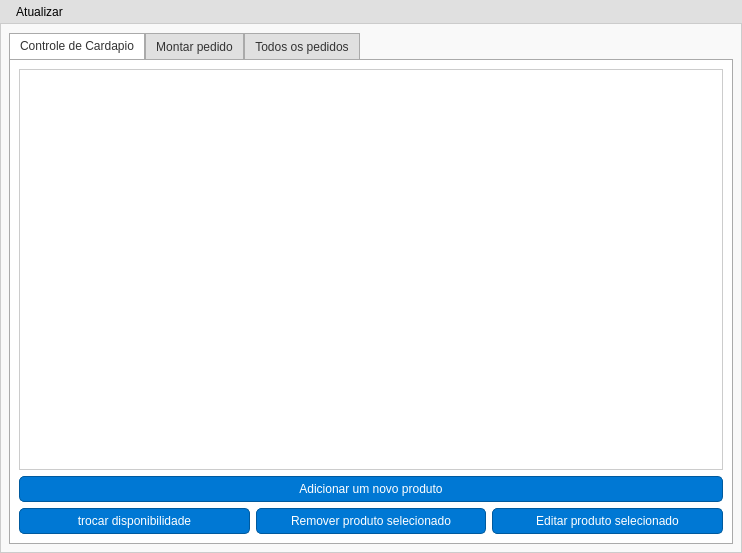
Before: the Qt Designer form cliente_funcionario_server/src/screen/ui/tela_principal_server.ui in JonasCGN/Projeto-Final-POO-II, drawn with Qt 5.
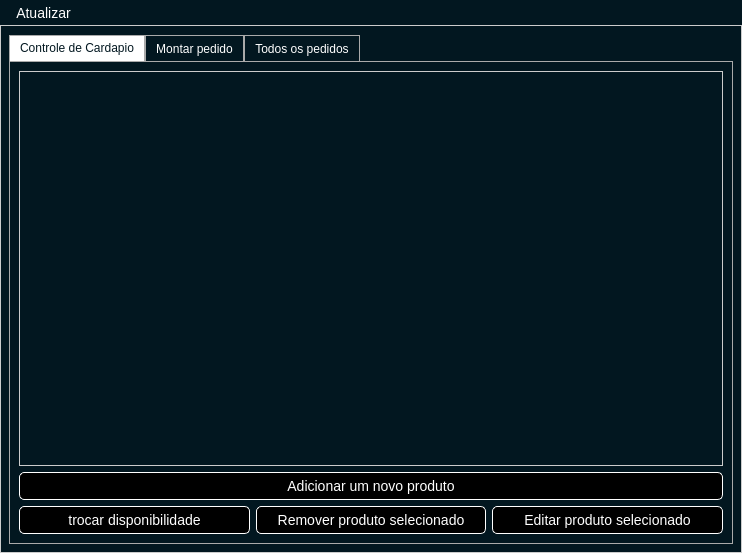
After: the same form once the commit is applied. Icons and pictures are not drawn.

Commit message: tela principal

```diff
--- a/cliente_funcionario_server/src/screen/ui/tela_principal_server.ui
+++ b/cliente_funcionario_server/src/screen/ui/tela_principal_server.ui
@@ -16,41 +16,51 @@
   <property name="styleSheet">
    <string notr="true">
 QMainWindow {
-    background-color: #f9f9f9; 
-    border: 1px solid #ccc
+    background-color: #021720;
+    border: 1px solid #ccc;
+    background-image: url('/root/Projeto-Final-POO-II/Tela base.jpg'); 
+    background-repeat: no-repeat;
+    background-position: center;
+    color: white; /* Fonte branca */
+    font-size: 14px; /* Fonte maior */
 }
 
 QTabWidget::pane {
     border: 1px solid #aaa; 
-    background-color: #ffffff;
+    background-color: #021720;
+    color: white; /* Fonte branca */
 }
 
 QTabBar::tab {
-    background: #e0e0e0;
+    background: #021720;
     padding: 5px 10px;
     border: 1px solid #aaa;
     border-bottom: none;
-    color: #333;
+    color: white; /* Fonte branca */
+    
 }
 
 QTabBar::tab:selected {
     background: #ffffff;
     border-bottom: 1px solid #fff;
+    color: #021720; /* Texto azul escuro no selecionado */
 }
 
 QListView {
-    background: #ffffff;
+    background: #021720;
     border: 1px solid #ccc;
-    color: #333;
+    color: white; /* Fonte branca */
     padding: 5px;
+    font-size: 14px; /* Fonte maior */
 }
 
 QPushButton {
-    background-color: #0078d4;
-    color: white;
-    border: 1px solid #005a9e;
+    background-color: #000000; /* Fundo preto */
+    color: white; /* Fonte branca */
+    border: 1px solid white; /* Borda branca */
     border-radius: 5px;
     padding: 5px 10px;
+    font-size: 14px; /* Fonte maior */
 }
 
 QPushButton:hover {
@@ -62,42 +72,60 @@
 }
 
 QComboBox {
-    background-color: #ffffff;
-    border: 1px solid #ccc;
+    background-color: #021720;
+    border: 1px solid white; /* Borda branca */
     border-radius: 5px;
     padding: 5px;
-    color: #333;
+    color: white; /* Fonte branca */
+    font-size: 14px; /* Fonte maior */
+}
+
+QComboBox QAbstractItemView {
+    background-color: #021720; /* Fundo do menu suspenso */
+    color: white; /* Fonte branca */
 }
 
 QComboBox:disabled {
-    background-color: #f0f0f0; /* Cor de fundo para desativado */
-    border: 1px solid #aaa; /* Cor da borda quando desativado */
-    color: #888; /* Cor do texto quando desativado */
+    background-color: #021720; /* Fundo azul escuro */
+    border: 1px solid #555555; /* Borda cinza escuro para desativado */
+    color: #888888; /* Texto cinza claro para desativado */
 }
 
 QComboBox::drop-down {
     border-left: 1px solid #aaa;
     width: 20px;
-    background: #e0e0e0;
+    background: #021720;
+    color: white; /* Fonte branca */
 }
 
 QMenuBar {
-    background-color: #e0e0e0;
+    background-color: #021720;
     border-bottom: 1px solid #ccc;
+    color: white; /* Fonte branca */
+    font-size: 14px; /* Fonte maior */
 }
 
 QMenuBar::item {
     padding: 5px 10px;
     background: transparent;
+    color: white; /* Fonte branca */
+    font-size: 14px; /* Fonte maior */
 }
 
 QMenuBar::item:selected {
-    background: #d0d0d0;
+    background: #333333; /* Fundo cinza escuro ao selecionar */
+    color: white; /* Texto branco */
 }
 
 QMenu {
     background: #ffffff;
     border: 1px solid #ccc;
+    color: white; /* Fonte branca */
+    font-size: 14px; /* Fonte maior */
+}
+
+QMenu::item {
+    color: white; /* Fonte branca */
 }
 
 QMenu::item:selected {
@@ -111,11 +139,13 @@
     padding: 2px;
     padding-left: 12px; /* Espaço reservado para o indicador */
     position: relative; /* Necessário para posicionar o indicador */
+    color: white; /* Fonte branca */
+    font-size: 14px; /* Fonte maior */
 }
 
 /* Indicador de status */
 QListView::item {
-    content: &quot;&quot;;
+    content: "";
     position: absolute;
     left: 0; /* Posicionado no início do item */
     top: 0;
@@ -125,16 +155,50 @@
 
 /* Itens selecionados */
 QListView::item:selected {
-    background-color: #0078d4;
-    color: white;
+    background-color: #000000; /* Fundo preto ao selecionar */
+    color: white; /* Texto branco */
 }
 
 /* Separadores especiais */
-QListView::item[separator=&quot;true&quot;] {
-    background-color: #f0f0f0;
+QListView::item[separator="true"] {
+    background-color: #021720; /* Fundo azul escuro */
     font-weight: bold;
-    border-bottom: 2px solid #aaa;
+    border-bottom: 2px solid white; /* Linha branca */
+    color: white; /* Texto branco */
+    font-size: 14px; /* Fonte maior */
 }
+
+QLabel {
+    color: white; /* Fonte branca */
+    font-size: 14px; /* Fonte maior */
+}
+
+QLineEdit {
+    background-color: #021720;
+    color: white; /* Fonte branca */
+    border: 1px solid white; /* Borda branca */
+    font-size: 14px; /* Fonte maior */
+}
+
+QTextEdit {
+    background-color: #021720;
+    color: white; /* Fonte branca */
+    border: 1px solid white; /* Borda branca */
+    font-size: 14px; /* Fonte maior */
+}
+
+QSpinBox, QDoubleSpinBox {
+    background-color: #021720;
+    color: white; /* Fonte branca */
+    border: 1px solid white; /* Borda branca */
+    font-size: 14px; /* Fonte maior */
+}
+
+QCheckBox, QRadioButton {
+    color: white; /* Fonte branca */
+    font-size: 14px; /* Fonte maior */
+}
+
 </string>
   </property>
   <widget class="QWidget" name="centralwidget">
```
Left out of the diff: 12 changed lines with no effect on the pictures. The commit also changes 1 other file.
